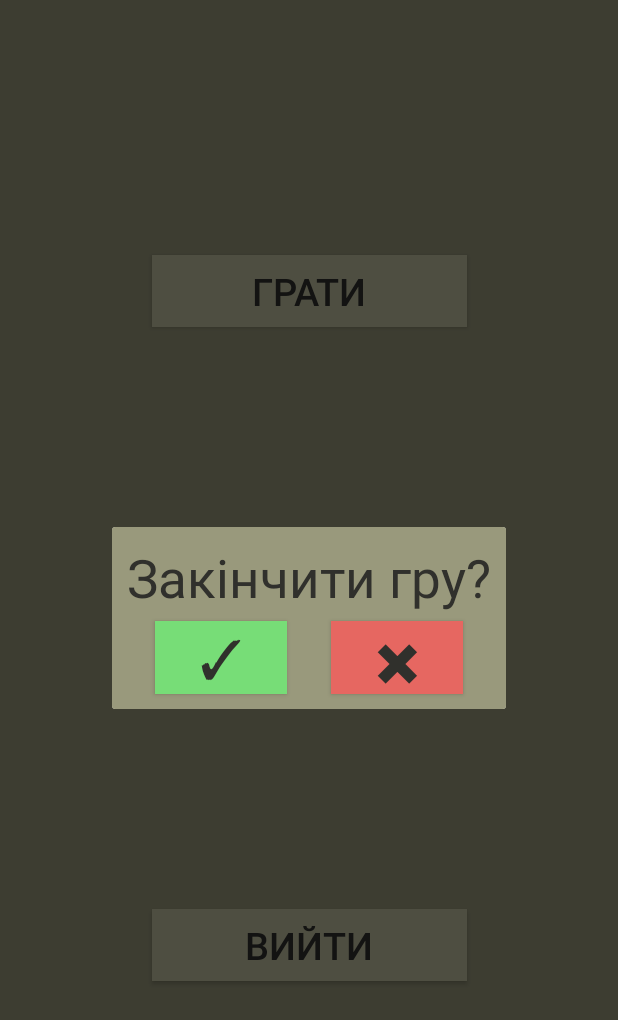
After one commit to danitze/boardbattle2.0, an Android app: the fragment LeaveGameDialogFragment placed in its activity, on a phone screen of 412 x 824 dp. The commit adds this screen. Shown: the top 1020 px of the screen. Run offline under Robolectric (Android 15) with nearby library versions, the phone set to English and light mode, and no system bars.

Commit message:
exit dialog created

```diff
--- a/app/src/main/java/com/example/boardbattle2_0/game/Constants.kt
+++ b/app/src/main/java/com/example/boardbattle2_0/game/Constants.kt
@@ -9,3 +9,4 @@ const val CONTINUE_GAME = -9
 const val WON_PLAYER_TAG = "wonPlayer"
 
 const val END_GAME_FRAGMENT = "endGameDialogFragment"
+const val LEAVE_GAME_FRAGMENT = "leaveGameDialogFragment"
--- a/app/src/main/java/com/example/boardbattle2_0/game/GameFragment.kt
+++ b/app/src/main/java/com/example/boardbattle2_0/game/GameFragment.kt
@@ -16,6 +16,7 @@ import androidx.navigation.fragment.findNavController
 import com.example.boardbattle2_0.R
 import com.example.boardbattle2_0.game.data.GameState
 import com.example.boardbattle2_0.game.dialog.EndGameDialogFragment
+import com.example.boardbattle2_0.game.dialog.LeaveGameDialogFragment
 import com.example.boardbattle2_0.game.viewmodel.GameNavViewModel
 import com.example.boardbattle2_0.game.viewmodel.GameViewModel
 import com.example.boardbattle2_0.views.BoardView
@@ -44,10 +45,11 @@ class GameFragment : Fragment() {
     override fun onCreate(savedInstanceState: Bundle?) {
         val callback = object: OnBackPressedCallback(true) {
             override fun handleOnBackPressed() {
-                //TODO implement showing alert dialog
+                val leaveGameDialogFragment = LeaveGameDialogFragment()
+                leaveGameDialogFragment.show(childFragmentManager, LEAVE_GAME_FRAGMENT)
             }
         }
-        //requireActivity().onBackPressedDispatcher.addCallback(callback)
+        requireActivity().onBackPressedDispatcher.addCallback(callback)
         super.onCreate(savedInstanceState)
     }
 
--- /dev/null
+++ b/app/src/main/java/com/example/boardbattle2_0/game/dialog/LeaveGameDialogFragment.kt
@@ -0,0 +1,38 @@
+package com.example.boardbattle2_0.game.dialog
+
+import android.os.Bundle
+import android.view.LayoutInflater
+import android.view.View
+import android.view.ViewGroup
+import android.widget.Button
+import androidx.fragment.app.DialogFragment
+import androidx.fragment.app.activityViewModels
+import com.example.boardbattle2_0.R
+import com.example.boardbattle2_0.game.viewmodel.GameNavViewModel
+
+class LeaveGameDialogFragment : DialogFragment() {
+
+    private val gameNavViewModel: GameNavViewModel by activityViewModels()
+
+    override fun onCreateView(
+        inflater: LayoutInflater,
+        container: ViewGroup?,
+        savedInstanceState: Bundle?
+    ): View? = inflater.inflate(R.layout.leave_game_dialog, container, false)
+
+    override fun onViewCreated(view: View, savedInstanceState: Bundle?) {
+        super.onViewCreated(view, savedInstanceState)
+        setUpControllers(view)
+    }
+
+    private fun setUpControllers(view: View) {
+        view.findViewById<Button>(R.id.acceptBtn).setOnClickListener {
+            gameNavViewModel.navToMenu()
+            dismiss()
+        }
+        view.findViewById<Button>(R.id.denyBtn).setOnClickListener {
+            dismiss()
+        }
+    }
+
+}
--- a/app/src/main/res/layout/fragment_game.xml
+++ b/app/src/main/res/layout/fragment_game.xml
@@ -42,7 +42,7 @@
             android:layout_gravity="center"
             android:layout_weight="1"
             android:background="@color/control_buttons_color"
-            android:text="@string/place_btn_text"
+            android:text="@string/tick"
             android:textColor="@color/dark_add_color"
             android:textSize="40sp" />
 
--- /dev/null
+++ b/app/src/main/res/layout/leave_game_dialog.xml
@@ -0,0 +1,52 @@
+<?xml version="1.0" encoding="utf-8"?>
+<androidx.constraintlayout.widget.ConstraintLayout xmlns:android="http://schemas.android.com/apk/res/android"
+    xmlns:app="http://schemas.android.com/apk/res-auto"
+    android:layout_width="wrap_content"
+    android:layout_height="wrap_content"
+    android:background="@color/background_color_1">
+
+    <TextView
+        android:id="@+id/questionTv"
+        android:layout_width="wrap_content"
+        android:layout_height="wrap_content"
+        android:layout_margin="10dp"
+        android:text="@string/end_game_question"
+        android:textColor="@color/dark_add_color"
+        android:textSize="35sp"
+        app:layout_constraintEnd_toEndOf="parent"
+        app:layout_constraintStart_toStartOf="parent"
+        app:layout_constraintTop_toTopOf="parent" />
+
+    <com.example.boardbattle2_0.views.AppButton
+        android:id="@+id/acceptBtn"
+        android:layout_width="wrap_content"
+        android:layout_height="wrap_content"
+        android:layout_marginTop="5dp"
+        android:layout_marginBottom="10dp"
+        android:background="@color/accept"
+        android:text="@string/tick"
+        android:textColor="@color/dark_add_color"
+        android:textSize="35sp"
+        app:layout_constraintBottom_toBottomOf="parent"
+        app:layout_constraintEnd_toStartOf="@+id/denyBtn"
+        app:layout_constraintHorizontal_bias="0.5"
+        app:layout_constraintStart_toStartOf="parent"
+        app:layout_constraintTop_toBottomOf="@id/questionTv" />
+
+    <com.example.boardbattle2_0.views.AppButton
+        android:id="@+id/denyBtn"
+        android:layout_width="wrap_content"
+        android:layout_height="wrap_content"
+        android:layout_marginTop="5dp"
+        android:layout_marginBottom="10dp"
+        android:background="@color/deny"
+        android:text="@string/cross"
+        android:textColor="@color/dark_add_color"
+        android:textSize="35sp"
+        app:layout_constraintBottom_toBottomOf="parent"
+        app:layout_constraintEnd_toEndOf="parent"
+        app:layout_constraintHorizontal_bias="0.5"
+        app:layout_constraintStart_toEndOf="@+id/acceptBtn"
+        app:layout_constraintTop_toBottomOf="@id/questionTv" />
+
+</androidx.constraintlayout.widget.ConstraintLayout>
--- a/app/src/main/res/values/colors.xml
+++ b/app/src/main/res/values/colors.xml
@@ -17,4 +17,6 @@
     <color name="control_buttons_color">#a7a88f</color>
     <color name="dark_add_color">#30302c</color>
     <color name="background_color_2">#67634f</color>
+    <color name="accept">#77DD77</color>
+    <color name="deny">#E66761</color>
 </resources>
--- a/app/src/main/res/values/strings.xml
+++ b/app/src/main/res/values/strings.xml
@@ -10,7 +10,9 @@
     <string name="up_btn_text">▲</string>
     <string name="down_btn_text">▼</string>
     <string name="turn_btn_text">↻</string>
-    <string name="place_btn_text">✓</string>
+    <string name="tick">✓</string>
+    <string name="cross">✖</string>
     <string name="win_message">Перемога гравця %1$d</string>
     <string name="to_menu">в меню!</string>
+    <string name="end_game_question">Закінчити гру?</string>
 </resources>
```
